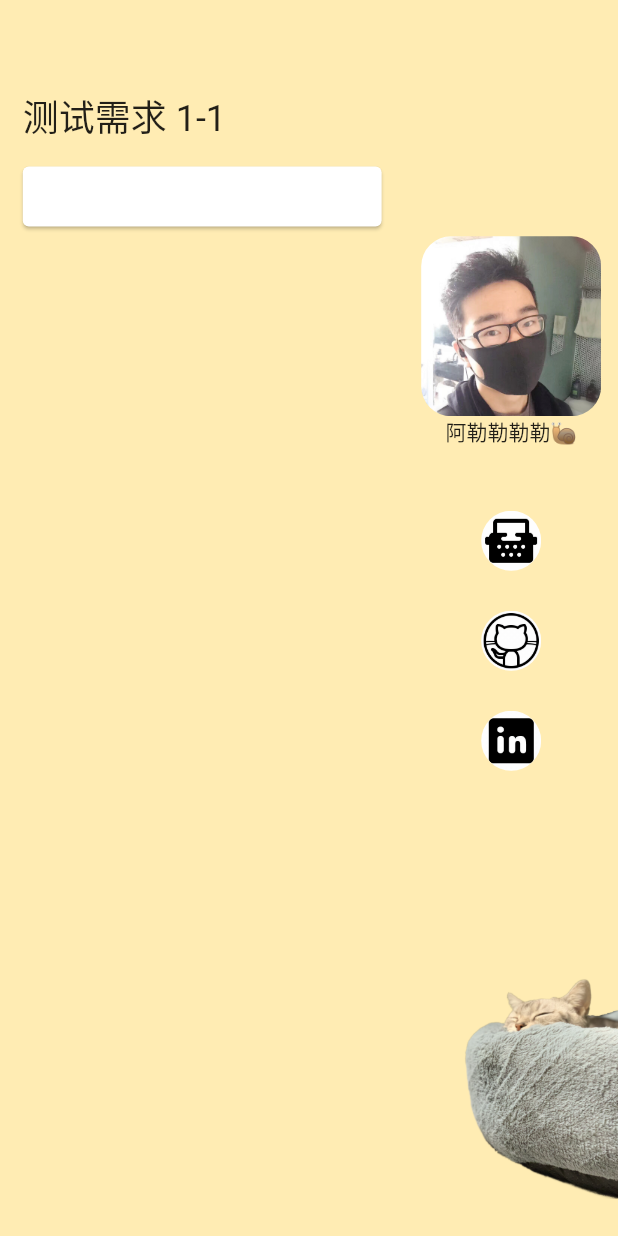
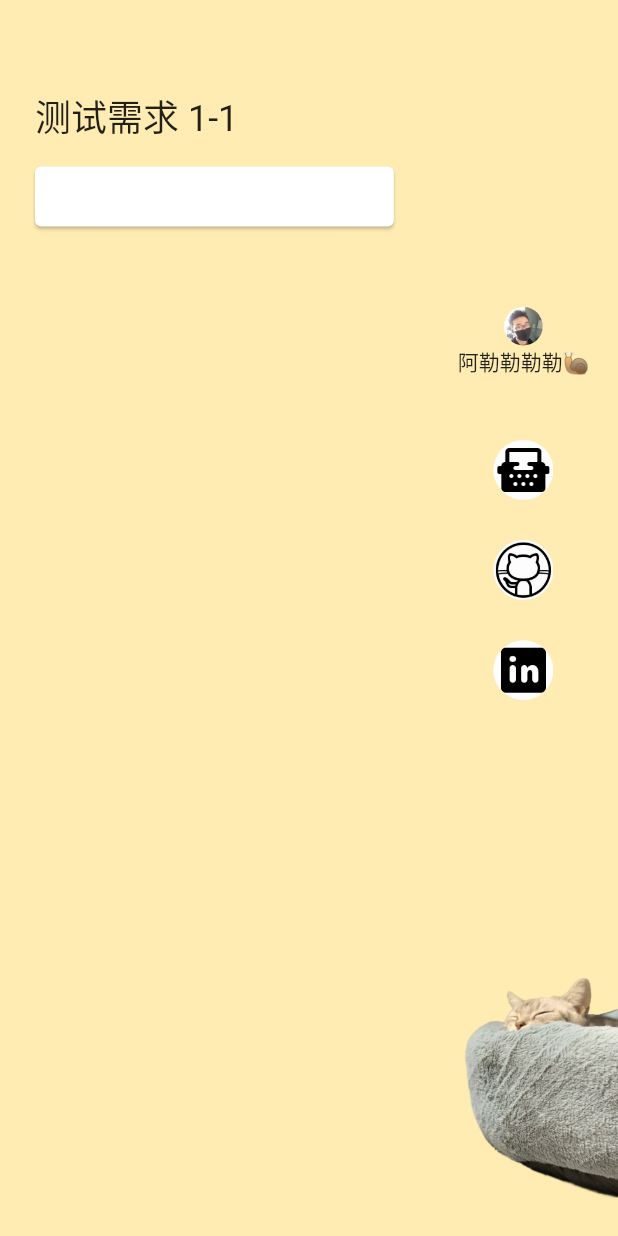
Before and after one commit to lgb1234a/flutter_web, a Flutter app: the screen it shows after launch, on a phone screen of 412 x 824 dp. Run offline on Flutter 3.47's test engine with Material 2 defaults, Android fonts, the phone set to English and light mode, and no system bars; our stand-ins replace flutter_bloc, flutter_markdown, flutter_screenutil; network calls fail; Roboto replaces fonts that are missing (Georgia, Hind).

Commit message:
fix 比例

```diff
--- a/lib/home/authorInfoPage.dart
+++ b/lib/home/authorInfoPage.dart
@@ -71,8 +71,8 @@
                 borderRadius: BorderRadius.circular(20),
                 child: Image.asset(
                   'assets/images/avatar.png',
-                  width: 120,
-                  height: 120,
+                  width: 120.w,
+                  height: 120.w,
                 ),
               ),
               const Text('阿勒勒勒勒🐌'),
--- a/lib/home/homePage.dart
+++ b/lib/home/homePage.dart
@@ -17,7 +17,7 @@
         body: Stack(
           children: [
             Positioned(
-                top: 442.h,
+                bottom: -309.h,
                 left: 1327.w,
                 child: Image.asset(
                   'assets/images/cat.png',
```
